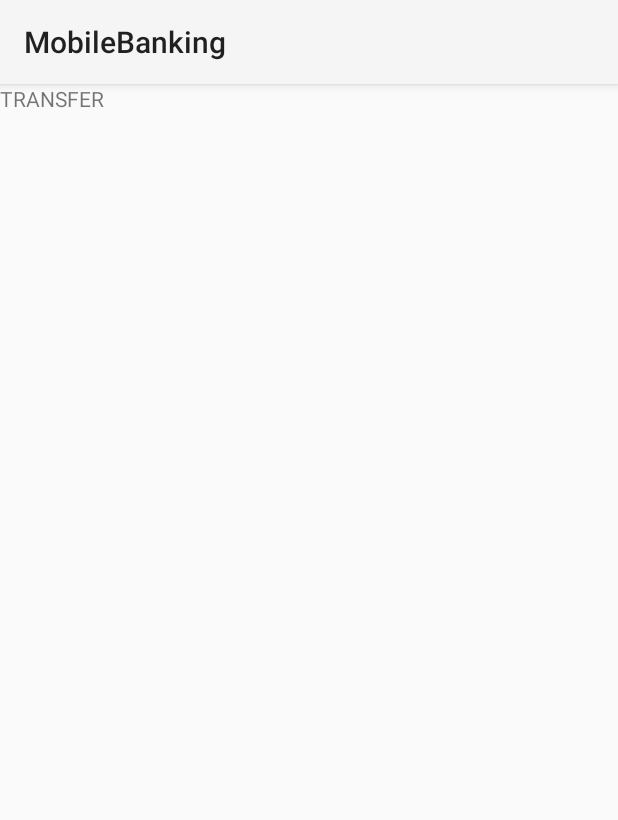
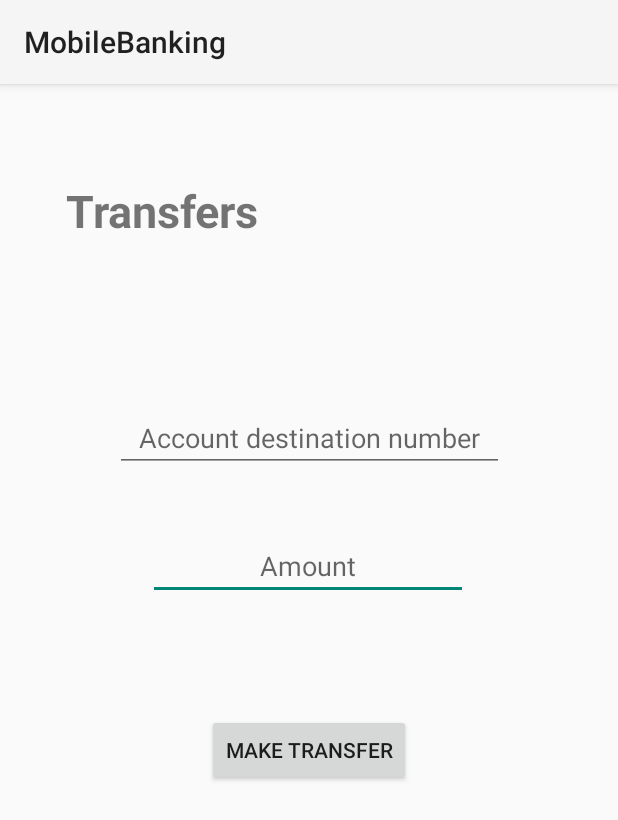
Before and after one commit to dotadiw23/distributed-bank, an Android app: the fragment TransferFragment shown on its own in the app's theme, on a phone screen of 412 x 824 dp. Shown: the top 820 px of the screen. Run offline under Robolectric (Android 15) with nearby library versions, the phone set to English and light mode, and no system bars; 1 statement that could not run was skipped.

Commit message:
Mobile app finished
* New interface to comunicate the fragment and its container activity

```diff
--- /dev/null
+++ b/mobile/app/src/main/java/com/dotadiw/mobilebanking/interfaces/OnDataPass.kt
@@ -0,0 +1,7 @@
+package com.dotadiw.mobilebanking.interfaces
+
+interface OnDataPass {
+
+    fun onDataPass(data: Array<String>)
+
+}
--- a/mobile/app/src/main/java/com/dotadiw/mobilebanking/model/UserInfo.kt
+++ b/mobile/app/src/main/java/com/dotadiw/mobilebanking/model/UserInfo.kt
@@ -31,3 +31,8 @@
     @SerializedName("transaction_date")
     val transactionDate: String
 )
+
+data class TransferData(
+    val destination: String,
+    val amount: Float
+)
--- a/mobile/app/src/main/java/com/dotadiw/mobilebanking/ui/fragments/TransferFragment.kt
+++ b/mobile/app/src/main/java/com/dotadiw/mobilebanking/ui/fragments/TransferFragment.kt
@@ -1,20 +1,36 @@
 package com.dotadiw.mobilebanking.ui.fragments
 
+import android.content.Context
 import android.os.Bundle
 import androidx.fragment.app.Fragment
 import android.view.LayoutInflater
 import android.view.View
 import android.view.ViewGroup
+import android.widget.Button
+import android.widget.TextView
+import android.widget.Toast
 import com.dotadiw.mobilebanking.R
+import com.dotadiw.mobilebanking.interfaces.OnDataPass
+import com.dotadiw.mobilebanking.ui.AccountMenu
 
 
 class TransferFragment : Fragment() {
 
     private var accessToken: String? = null
+    private lateinit var passData: OnDataPass
+
+    private lateinit var destinationTxt: TextView
+    private lateinit var amountTxt: TextView
+    private lateinit var submitBtn: Button
 
     override fun onCreate(savedInstanceState: Bundle?) {
         super.onCreate(savedInstanceState)
         accessToken = this.arguments?.getString("token")
+    }
+
+    override fun onAttach(context: Context) {
+        super.onAttach(context)
+        passData = context as OnDataPass
     }
 
     override fun onCreateView(
@@ -22,7 +38,28 @@
         savedInstanceState: Bundle?
     ): View? {
         // Inflate the layout for this fragment
-        return inflater.inflate(R.layout.fragment_transafer, container, false)
+        val view = inflater.inflate(R.layout.fragment_transafer, container, false)
+
+        destinationTxt = view.findViewById(R.id.transferDestinationInput)
+        amountTxt = view.findViewById(R.id.transferAmountInput)
+        submitBtn = view.findViewById(R.id.makeTransferBtn)
+
+        submitBtn.setOnClickListener {
+            sendToActivity()
+        }
+
+        return view
+    }
+
+    private fun sendToActivity() {
+        val destination = destinationTxt.text.toString()
+        val amount = amountTxt.text.toString()
+
+        if (destination.isEmpty() || amount.isEmpty()) {
+            Toast.makeText(activity, R.string.empty_fields, Toast.LENGTH_SHORT).show()
+        }else {
+            passData.onDataPass(arrayOf(destination, amount))
+        }
     }
 
 }
--- a/mobile/app/src/main/res/layout/fragment_transafer.xml
+++ b/mobile/app/src/main/res/layout/fragment_transafer.xml
@@ -1,14 +1,61 @@
 <?xml version="1.0" encoding="utf-8"?>
-<FrameLayout xmlns:android="http://schemas.android.com/apk/res/android"
+<androidx.constraintlayout.widget.ConstraintLayout xmlns:android="http://schemas.android.com/apk/res/android"
+    xmlns:app="http://schemas.android.com/apk/res-auto"
     xmlns:tools="http://schemas.android.com/tools"
     android:layout_width="match_parent"
     android:layout_height="match_parent"
     tools:context=".ui.fragments.TransferFragment">
 
-    <!-- TODO: Update blank fragment layout -->
+
     <TextView
-        android:layout_width="match_parent"
-        android:layout_height="match_parent"
-        android:text="TRANSFER" />
+        android:id="@+id/transferTitleTxt"
+        android:layout_width="wrap_content"
+        android:layout_height="wrap_content"
+        android:layout_marginStart="44dp"
+        android:layout_marginTop="64dp"
+        android:text="@string/menu_transfer"
+        android:textSize="30sp"
+        android:textStyle="bold"
+        app:layout_constraintStart_toStartOf="parent"
+        app:layout_constraintTop_toTopOf="parent" />
 
-</FrameLayout>
+    <Button
+        android:id="@+id/makeTransferBtn"
+        android:layout_width="wrap_content"
+        android:layout_height="wrap_content"
+        android:layout_marginTop="76dp"
+        android:text="@string/make_transfer"
+        app:layout_constraintEnd_toEndOf="parent"
+        app:layout_constraintStart_toStartOf="parent"
+        app:layout_constraintTop_toBottomOf="@+id/transferAmountInput" />
+
+    <EditText
+        android:id="@+id/transferAmountInput"
+        android:layout_width="wrap_content"
+        android:layout_height="wrap_content"
+        android:layout_marginTop="40dp"
+        android:autofillHints=""
+        android:ems="10"
+        android:hint="@string/amount"
+        android:inputType="numberDecimal"
+        android:textAlignment="center"
+        app:layout_constraintEnd_toEndOf="parent"
+        app:layout_constraintHorizontal_bias="0.497"
+        app:layout_constraintStart_toStartOf="parent"
+        app:layout_constraintTop_toBottomOf="@+id/transferDestinationInput" />
+
+    <EditText
+        android:id="@+id/transferDestinationInput"
+        android:layout_width="259dp"
+        android:layout_height="42dp"
+        android:layout_marginTop="112dp"
+        android:autofillHints=""
+        android:ems="10"
+        android:hint="@string/destination"
+        android:inputType="number"
+        android:textAlignment="center"
+        app:layout_constraintEnd_toEndOf="parent"
+        app:layout_constraintStart_toStartOf="parent"
+        app:layout_constraintTop_toBottomOf="@+id/transferTitleTxt" />
+
+</androidx.constraintlayout.widget.ConstraintLayout>
```
Also changed, not shown: mobile/app/src/main/java/com/dotadiw/mobilebanking/bankapi/BankService.kt (+16 -2 lines), mobile/app/src/main/java/com/dotadiw/mobilebanking/ui/AccountMenu.kt (+37 -2 lines), mobile/app/src/main/res/values/strings.xml (+8 -1 lines), 3 other files.
